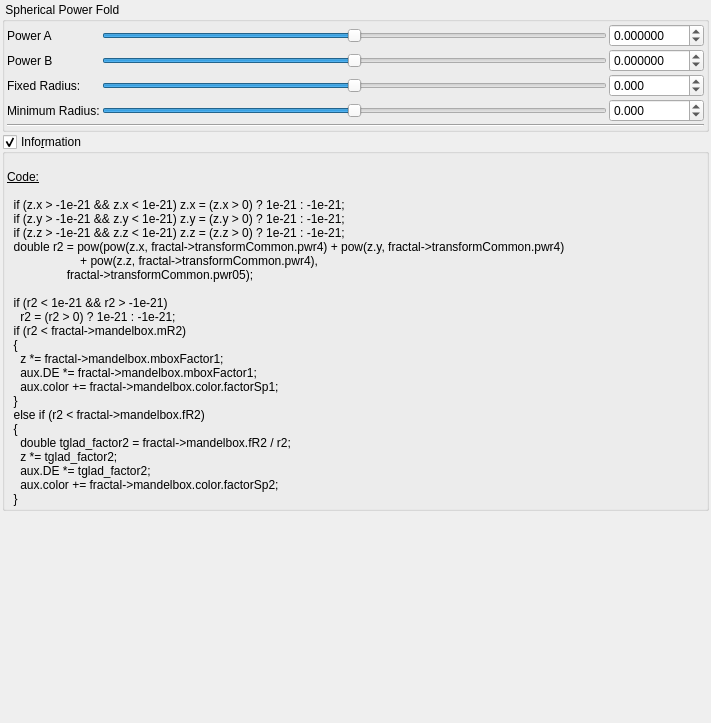
Above: mandelbulber2/qt_data/fractal_transf_spherical_pwr_fold.ui from buddhi1980/mandelbulber2 before the change. Below: the same form after it.
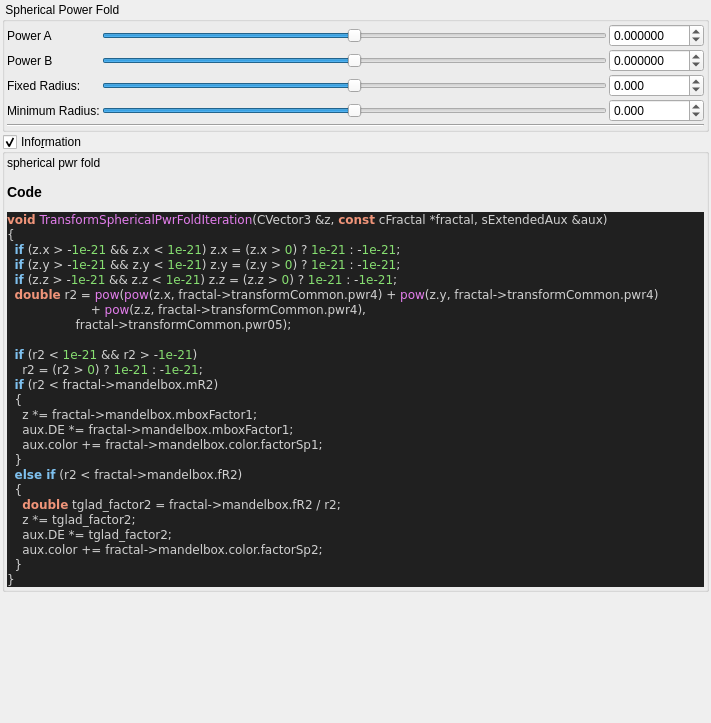
That is the form after the change. Custom widgets are drawn as their Qt base class.

Commit message:
added all transforms information boxes
now all formulas can be parsed.

@buddhi do you got a reference for Xenodreambuie formula?

What changed in the file:
```diff
--- a/mandelbulber2/qt_data/fractal_transf_spherical_pwr_fold.ui
+++ b/mandelbulber2/qt_data/fractal_transf_spherical_pwr_fold.ui
@@ -334,35 +334,46 @@
       <item>
        <widget class="QLabel" name="label_4">
         <property name="text">
-         <string>&lt;!DOCTYPE HTML PUBLIC &quot;-//W3C//DTD HTML 4.0//EN&quot; &quot;http://www.w3.org/TR/REC-html40/strict.dtd&quot;&gt;
-&lt;html&gt;&lt;head&gt;&lt;meta name=&quot;qrichtext&quot; content=&quot;1&quot; /&gt;&lt;style type=&quot;text/css&quot;&gt;
-p, li { white-space: pre-wrap; }
-&lt;/style&gt;&lt;/head&gt;&lt;body&gt;
-&lt;p style=&quot;-qt-paragraph-type:empty; margin-top:0px; margin-bottom:0px; margin-left:0px; margin-right:0px; -qt-block-indent:0; text-indent:0px;&quot;&gt;&lt;br /&gt;&lt;/p&gt;
-&lt;p style=&quot; margin-top:0px; margin-bottom:0px; margin-left:0px; margin-right:0px; -qt-block-indent:0; text-indent:0px;&quot;&gt;&lt;span style=&quot; text-decoration: underline;&quot;&gt;Code:&lt;/span&gt;&lt;/p&gt;
-&lt;p style=&quot;-qt-paragraph-type:empty; margin-top:0px; margin-bottom:0px; margin-left:0px; margin-right:0px; -qt-block-indent:0; text-indent:0px; text-decoration: underline;&quot;&gt;&lt;br /&gt;&lt;/p&gt;
-&lt;p style=&quot; margin-top:0px; margin-bottom:0px; margin-left:0px; margin-right:0px; -qt-block-indent:0; text-indent:0px;&quot;&gt;  if (z.x &amp;gt; -1e-21 &amp;amp;&amp;amp; z.x &amp;lt; 1e-21) z.x = (z.x &amp;gt; 0) ? 1e-21 : -1e-21;&lt;/p&gt;
-&lt;p style=&quot; margin-top:0px; margin-bottom:0px; margin-left:0px; margin-right:0px; -qt-block-indent:0; text-indent:0px;&quot;&gt;  if (z.y &amp;gt; -1e-21 &amp;amp;&amp;amp; z.y &amp;lt; 1e-21) z.y = (z.y &amp;gt; 0) ? 1e-21 : -1e-21;&lt;/p&gt;
-&lt;p style=&quot; margin-top:0px; margin-bottom:0px; margin-left:0px; margin-right:0px; -qt-block-indent:0; text-indent:0px;&quot;&gt;  if (z.z &amp;gt; -1e-21 &amp;amp;&amp;amp; z.z &amp;lt; 1e-21) z.z = (z.z &amp;gt; 0) ? 1e-21 : -1e-21;&lt;/p&gt;
-&lt;p style=&quot; margin-top:0px; margin-bottom:0px; margin-left:0px; margin-right:0px; -qt-block-indent:0; text-indent:0px;&quot;&gt;  double r2 = pow(pow(z.x, fractal-&amp;gt;transformCommon.pwr4) + pow(z.y, fractal-&amp;gt;transformCommon.pwr4)&lt;/p&gt;
-&lt;p style=&quot; margin-top:0px; margin-bottom:0px; margin-left:0px; margin-right:0px; -qt-block-indent:0; text-indent:0px;&quot;&gt;                      + pow(z.z, fractal-&amp;gt;transformCommon.pwr4),&lt;/p&gt;
-&lt;p style=&quot; margin-top:0px; margin-bottom:0px; margin-left:0px; margin-right:0px; -qt-block-indent:0; text-indent:0px;&quot;&gt;                  fractal-&amp;gt;transformCommon.pwr05);&lt;/p&gt;
-&lt;p style=&quot;-qt-paragraph-type:empty; margin-top:0px; margin-bottom:0px; margin-left:0px; margin-right:0px; -qt-block-indent:0; text-indent:0px;&quot;&gt;&lt;br /&gt;&lt;/p&gt;
-&lt;p style=&quot; margin-top:0px; margin-bottom:0px; margin-left:0px; margin-right:0px; -qt-block-indent:0; text-indent:0px;&quot;&gt;  if (r2 &amp;lt; 1e-21 &amp;amp;&amp;amp; r2 &amp;gt; -1e-21)&lt;/p&gt;
-&lt;p style=&quot; margin-top:0px; margin-bottom:0px; margin-left:0px; margin-right:0px; -qt-block-indent:0; text-indent:0px;&quot;&gt;    r2 = (r2 &amp;gt; 0) ? 1e-21 : -1e-21;&lt;/p&gt;
-&lt;p style=&quot; margin-top:0px; margin-bottom:0px; margin-left:0px; margin-right:0px; -qt-block-indent:0; text-indent:0px;&quot;&gt;  if (r2 &amp;lt; fractal-&amp;gt;mandelbox.mR2)&lt;/p&gt;
-&lt;p style=&quot; margin-top:0px; margin-bottom:0px; margin-left:0px; margin-right:0px; -qt-block-indent:0; text-indent:0px;&quot;&gt;  {&lt;/p&gt;
-&lt;p style=&quot; margin-top:0px; margin-bottom:0px; margin-left:0px; margin-right:0px; -qt-block-indent:0; text-indent:0px;&quot;&gt;    z *= fractal-&amp;gt;mandelbox.mboxFactor1;&lt;/p&gt;
-&lt;p style=&quot; margin-top:0px; margin-bottom:0px; margin-left:0px; margin-right:0px; -qt-block-indent:0; text-indent:0px;&quot;&gt;    aux.DE *= fractal-&amp;gt;mandelbox.mboxFactor1;&lt;/p&gt;
-&lt;p style=&quot; margin-top:0px; margin-bottom:0px; margin-left:0px; margin-right:0px; -qt-block-indent:0; text-indent:0px;&quot;&gt;    aux.color += fractal-&amp;gt;mandelbox.color.factorSp1;&lt;/p&gt;
-&lt;p style=&quot; margin-top:0px; margin-bottom:0px; margin-left:0px; margin-right:0px; -qt-block-indent:0; text-indent:0px;&quot;&gt;  }&lt;/p&gt;
-&lt;p style=&quot; margin-top:0px; margin-bottom:0px; margin-left:0px; margin-right:0px; -qt-block-indent:0; text-indent:0px;&quot;&gt;  else if (r2 &amp;lt; fractal-&amp;gt;mandelbox.fR2)&lt;/p&gt;
-&lt;p style=&quot; margin-top:0px; margin-bottom:0px; margin-left:0px; margin-right:0px; -qt-block-indent:0; text-indent:0px;&quot;&gt;  {&lt;/p&gt;
-&lt;p style=&quot; margin-top:0px; margin-bottom:0px; margin-left:0px; margin-right:0px; -qt-block-indent:0; text-indent:0px;&quot;&gt;    double tglad_factor2 = fractal-&amp;gt;mandelbox.fR2 / r2;&lt;/p&gt;
-&lt;p style=&quot; margin-top:0px; margin-bottom:0px; margin-left:0px; margin-right:0px; -qt-block-indent:0; text-indent:0px;&quot;&gt;    z *= tglad_factor2;&lt;/p&gt;
-&lt;p style=&quot; margin-top:0px; margin-bottom:0px; margin-left:0px; margin-right:0px; -qt-block-indent:0; text-indent:0px;&quot;&gt;    aux.DE *= tglad_factor2;&lt;/p&gt;
-&lt;p style=&quot; margin-top:0px; margin-bottom:0px; margin-left:0px; margin-right:0px; -qt-block-indent:0; text-indent:0px;&quot;&gt;    aux.color += fractal-&amp;gt;mandelbox.color.factorSp2;&lt;/p&gt;
-&lt;p style=&quot; margin-top:0px; margin-bottom:0px; margin-left:0px; margin-right:0px; -qt-block-indent:0; text-indent:0px;&quot;&gt;  }&lt;/p&gt;&lt;/body&gt;&lt;/html&gt;</string>
+         <string>&lt;p&gt;spherical pwr fold&lt;/p&gt;&lt;table&gt;
+&lt;/table&gt;
+&lt;h3&gt;Code&lt;/h3&gt;
+&lt;!DOCTYPE HTML PUBLIC &quot;-//W3C//DTD HTML 4.0 Transitional//EN&quot;&gt;
+&lt;html&gt;
+&lt;head&gt;
+&lt;meta http-equiv=&quot;content-type&quot; content=&quot;text/html; charset=ISO-8859-1&quot;&gt;
+&lt;title&gt;Source file&lt;/title&gt;
+&lt;/head&gt;
+&lt;body style=&quot;background-color:#202020&quot;&gt;
+&lt;pre style=&quot;color:#d0d0d0; background-color:#202020;  font-family:'Courier New';&quot;&gt;&lt;span style=&quot;color:#f09479; font-weight:bold&quot;&gt;void&lt;/span&gt; &lt;span style=&quot;color:#e47eed&quot;&gt;TransformSphericalPwrFoldIteration&lt;/span&gt;&lt;span style=&quot;color:#d0d0d0&quot;&gt;(&lt;/span&gt;CVector3 &lt;span style=&quot;color:#d0d0d0&quot;&gt;&amp;amp;&lt;/span&gt;z&lt;span style=&quot;color:#d0d0d0&quot;&gt;,&lt;/span&gt; &lt;span style=&quot;color:#f09479; font-weight:bold&quot;&gt;const&lt;/span&gt; cFractal &lt;span style=&quot;color:#d0d0d0&quot;&gt;*&lt;/span&gt;fractal&lt;span style=&quot;color:#d0d0d0&quot;&gt;,&lt;/span&gt; sExtendedAux &lt;span style=&quot;color:#d0d0d0&quot;&gt;&amp;amp;&lt;/span&gt;aux&lt;span style=&quot;color:#d0d0d0&quot;&gt;)&lt;/span&gt;
+&lt;span style=&quot;color:#d0d0d0&quot;&gt;{&lt;/span&gt;
+  &lt;span style=&quot;color:#7ec0ee; font-weight:bold&quot;&gt;if&lt;/span&gt; &lt;span style=&quot;color:#d0d0d0&quot;&gt;(&lt;/span&gt;z&lt;span style=&quot;color:#d0d0d0&quot;&gt;.&lt;/span&gt;x &lt;span style=&quot;color:#d0d0d0&quot;&gt;&amp;gt; -&lt;/span&gt;&lt;span style=&quot;color:#87df71&quot;&gt;1e-21&lt;/span&gt; &lt;span style=&quot;color:#d0d0d0&quot;&gt;&amp;amp;&amp;amp;&lt;/span&gt; z&lt;span style=&quot;color:#d0d0d0&quot;&gt;.&lt;/span&gt;x &lt;span style=&quot;color:#d0d0d0&quot;&gt;&amp;lt;&lt;/span&gt; &lt;span style=&quot;color:#87df71&quot;&gt;1e-21&lt;/span&gt;&lt;span style=&quot;color:#d0d0d0&quot;&gt;)&lt;/span&gt; z&lt;span style=&quot;color:#d0d0d0&quot;&gt;.&lt;/span&gt;x &lt;span style=&quot;color:#d0d0d0&quot;&gt;= (&lt;/span&gt;z&lt;span style=&quot;color:#d0d0d0&quot;&gt;.&lt;/span&gt;x &lt;span style=&quot;color:#d0d0d0&quot;&gt;&amp;gt;&lt;/span&gt; &lt;span style=&quot;color:#87df71&quot;&gt;0&lt;/span&gt;&lt;span style=&quot;color:#d0d0d0&quot;&gt;)&lt;/span&gt; ? &lt;span style=&quot;color:#87df71&quot;&gt;1e-21&lt;/span&gt; &lt;span style=&quot;color:#d0d0d0&quot;&gt;: -&lt;/span&gt;&lt;span style=&quot;color:#87df71&quot;&gt;1e-21&lt;/span&gt;&lt;span style=&quot;color:#d0d0d0&quot;&gt;;&lt;/span&gt;
+  &lt;span style=&quot;color:#7ec0ee; font-weight:bold&quot;&gt;if&lt;/span&gt; &lt;span style=&quot;color:#d0d0d0&quot;&gt;(&lt;/span&gt;z&lt;span style=&quot;color:#d0d0d0&quot;&gt;.&lt;/span&gt;y &lt;span style=&quot;color:#d0d0d0&quot;&gt;&amp;gt; -&lt;/span&gt;&lt;span style=&quot;color:#87df71&quot;&gt;1e-21&lt;/span&gt; &lt;span style=&quot;color:#d0d0d0&quot;&gt;&amp;amp;&amp;amp;&lt;/span&gt; z&lt;span style=&quot;color:#d0d0d0&quot;&gt;.&lt;/span&gt;y &lt;span style=&quot;color:#d0d0d0&quot;&gt;&amp;lt;&lt;/span&gt; &lt;span style=&quot;color:#87df71&quot;&gt;1e-21&lt;/span&gt;&lt;span style=&quot;color:#d0d0d0&quot;&gt;)&lt;/span&gt; z&lt;span style=&quot;color:#d0d0d0&quot;&gt;.&lt;/span&gt;y &lt;span style=&quot;color:#d0d0d0&quot;&gt;= (&lt;/span&gt;z&lt;span style=&quot;color:#d0d0d0&quot;&gt;.&lt;/span&gt;y &lt;span style=&quot;color:#d0d0d0&quot;&gt;&amp;gt;&lt;/span&gt; &lt;span style=&quot;color:#87df71&quot;&gt;0&lt;/span&gt;&lt;span style=&quot;color:#d0d0d0&quot;&gt;)&lt;/span&gt; ? &lt;span style=&quot;color:#87df71&quot;&gt;1e-21&lt;/span&gt; &lt;span style=&quot;color:#d0d0d0&quot;&gt;: -&lt;/span&gt;&lt;span style=&quot;color:#87df71&quot;&gt;1e-21&lt;/span&gt;&lt;span style=&quot;color:#d0d0d0&quot;&gt;;&lt;/span&gt;
+  &lt;span style=&quot;color:#7ec0ee; font-weight:bold&quot;&gt;if&lt;/span&gt; &lt;span style=&quot;color:#d0d0d0&quot;&gt;(&lt;/span&gt;z&lt;span style=&quot;color:#d0d0d0&quot;&gt;.&lt;/span&gt;z &lt;span style=&quot;color:#d0d0d0&quot;&gt;&amp;gt; -&lt;/span&gt;&lt;span style=&quot;color:#87df71&quot;&gt;1e-21&lt;/span&gt; &lt;span style=&quot;color:#d0d0d0&quot;&gt;&amp;amp;&amp;amp;&lt;/span&gt; z&lt;span style=&quot;color:#d0d0d0&quot;&gt;.&lt;/span&gt;z &lt;span style=&quot;color:#d0d0d0&quot;&gt;&amp;lt;&lt;/span&gt; &lt;span style=&quot;color:#87df71&quot;&gt;1e-21&lt;/span&gt;&lt;span style=&quot;color:#d0d0d0&quot;&gt;)&lt;/span&gt; z&lt;span style=&quot;color:#d0d0d0&quot;&gt;.&lt;/span&gt;z &lt;span style=&quot;color:#d0d0d0&quot;&gt;= (&lt;/span&gt;z&lt;span style=&quot;color:#d0d0d0&quot;&gt;.&lt;/span&gt;z &lt;span style=&quot;color:#d0d0d0&quot;&gt;&amp;gt;&lt;/span&gt; &lt;span style=&quot;color:#87df71&quot;&gt;0&lt;/span&gt;&lt;span style=&quot;color:#d0d0d0&quot;&gt;)&lt;/span&gt; ? &lt;span style=&quot;color:#87df71&quot;&gt;1e-21&lt;/span&gt; &lt;span style=&quot;color:#d0d0d0&quot;&gt;: -&lt;/span&gt;&lt;span style=&quot;color:#87df71&quot;&gt;1e-21&lt;/span&gt;&lt;span style=&quot;color:#d0d0d0&quot;&gt;;&lt;/span&gt;
+  &lt;span style=&quot;color:#f09479; font-weight:bold&quot;&gt;double&lt;/span&gt; r2 &lt;span style=&quot;color:#d0d0d0&quot;&gt;=&lt;/span&gt; &lt;span style=&quot;color:#e47eed&quot;&gt;pow&lt;/span&gt;&lt;span style=&quot;color:#d0d0d0&quot;&gt;(&lt;/span&gt;&lt;span style=&quot;color:#e47eed&quot;&gt;pow&lt;/span&gt;&lt;span style=&quot;color:#d0d0d0&quot;&gt;(&lt;/span&gt;z&lt;span style=&quot;color:#d0d0d0&quot;&gt;.&lt;/span&gt;x&lt;span style=&quot;color:#d0d0d0&quot;&gt;,&lt;/span&gt; fractal&lt;span style=&quot;color:#d0d0d0&quot;&gt;-&amp;gt;&lt;/span&gt;transformCommon&lt;span style=&quot;color:#d0d0d0&quot;&gt;.&lt;/span&gt;pwr4&lt;span style=&quot;color:#d0d0d0&quot;&gt;) +&lt;/span&gt; &lt;span style=&quot;color:#e47eed&quot;&gt;pow&lt;/span&gt;&lt;span style=&quot;color:#d0d0d0&quot;&gt;(&lt;/span&gt;z&lt;span style=&quot;color:#d0d0d0&quot;&gt;.&lt;/span&gt;y&lt;span style=&quot;color:#d0d0d0&quot;&gt;,&lt;/span&gt; fractal&lt;span style=&quot;color:#d0d0d0&quot;&gt;-&amp;gt;&lt;/span&gt;transformCommon&lt;span style=&quot;color:#d0d0d0&quot;&gt;.&lt;/span&gt;pwr4&lt;span style=&quot;color:#d0d0d0&quot;&gt;)&lt;/span&gt;
+                      &lt;span style=&quot;color:#d0d0d0&quot;&gt;+&lt;/span&gt; &lt;span style=&quot;color:#e47eed&quot;&gt;pow&lt;/span&gt;&lt;span style=&quot;color:#d0d0d0&quot;&gt;(&lt;/span&gt;z&lt;span style=&quot;color:#d0d0d0&quot;&gt;.&lt;/span&gt;z&lt;span style=&quot;color:#d0d0d0&quot;&gt;,&lt;/span&gt; fractal&lt;span style=&quot;color:#d0d0d0&quot;&gt;-&amp;gt;&lt;/span&gt;transformCommon&lt;span style=&quot;color:#d0d0d0&quot;&gt;.&lt;/span&gt;pwr4&lt;span style=&quot;color:#d0d0d0&quot;&gt;),&lt;/span&gt;
+                  fractal&lt;span style=&quot;color:#d0d0d0&quot;&gt;-&amp;gt;&lt;/span&gt;transformCommon&lt;span style=&quot;color:#d0d0d0&quot;&gt;.&lt;/span&gt;pwr05&lt;span style=&quot;color:#d0d0d0&quot;&gt;);&lt;/span&gt;
+
+  &lt;span style=&quot;color:#7ec0ee; font-weight:bold&quot;&gt;if&lt;/span&gt; &lt;span style=&quot;color:#d0d0d0&quot;&gt;(&lt;/span&gt;r2 &lt;span style=&quot;color:#d0d0d0&quot;&gt;&amp;lt;&lt;/span&gt; &lt;span style=&quot;color:#87df71&quot;&gt;1e-21&lt;/span&gt; &lt;span style=&quot;color:#d0d0d0&quot;&gt;&amp;amp;&amp;amp;&lt;/span&gt; r2 &lt;span style=&quot;color:#d0d0d0&quot;&gt;&amp;gt; -&lt;/span&gt;&lt;span style=&quot;color:#87df71&quot;&gt;1e-21&lt;/span&gt;&lt;span style=&quot;color:#d0d0d0&quot;&gt;)&lt;/span&gt;
+    r2 &lt;span style=&quot;color:#d0d0d0&quot;&gt;= (&lt;/span&gt;r2 &lt;span style=&quot;color:#d0d0d0&quot;&gt;&amp;gt;&lt;/span&gt; &lt;span style=&quot;color:#87df71&quot;&gt;0&lt;/span&gt;&lt;span style=&quot;color:#d0d0d0&quot;&gt;)&lt;/span&gt; ? &lt;span style=&quot;color:#87df71&quot;&gt;1e-21&lt;/span&gt; &lt;span style=&quot;color:#d0d0d0&quot;&gt;: -&lt;/span&gt;&lt;span style=&quot;color:#87df71&quot;&gt;1e-21&lt;/span&gt;&lt;span style=&quot;color:#d0d0d0&quot;&gt;;&lt;/span&gt;
+  &lt;span style=&quot;color:#7ec0ee; font-weight:bold&quot;&gt;if&lt;/span&gt; &lt;span style=&quot;color:#d0d0d0&quot;&gt;(&lt;/span&gt;r2 &lt;span style=&quot;color:#d0d0d0&quot;&gt;&amp;lt;&lt;/span&gt; fractal&lt;span style=&quot;color:#d0d0d0&quot;&gt;-&amp;gt;&lt;/span&gt;mandelbox&lt;span style=&quot;color:#d0d0d0&quot;&gt;.&lt;/span&gt;mR2&lt;span style=&quot;color:#d0d0d0&quot;&gt;)&lt;/span&gt;
+  &lt;span style=&quot;color:#d0d0d0&quot;&gt;{&lt;/span&gt;
+    z &lt;span style=&quot;color:#d0d0d0&quot;&gt;*=&lt;/span&gt; fractal&lt;span style=&quot;color:#d0d0d0&quot;&gt;-&amp;gt;&lt;/span&gt;mandelbox&lt;span style=&quot;color:#d0d0d0&quot;&gt;.&lt;/span&gt;mboxFactor1&lt;span style=&quot;color:#d0d0d0&quot;&gt;;&lt;/span&gt;
+    aux&lt;span style=&quot;color:#d0d0d0&quot;&gt;.&lt;/span&gt;DE &lt;span style=&quot;color:#d0d0d0&quot;&gt;*=&lt;/span&gt; fractal&lt;span style=&quot;color:#d0d0d0&quot;&gt;-&amp;gt;&lt;/span&gt;mandelbox&lt;span style=&quot;color:#d0d0d0&quot;&gt;.&lt;/span&gt;mboxFactor1&lt;span style=&quot;color:#d0d0d0&quot;&gt;;&lt;/span&gt;
+    aux&lt;span style=&quot;color:#d0d0d0&quot;&gt;.&lt;/span&gt;color &lt;span style=&quot;color:#d0d0d0&quot;&gt;+=&lt;/span&gt; fractal&lt;span style=&quot;color:#d0d0d0&quot;&gt;-&amp;gt;&lt;/span&gt;mandelbox&lt;span style=&quot;color:#d0d0d0&quot;&gt;.&lt;/span&gt;color&lt;span style=&quot;color:#d0d0d0&quot;&gt;.&lt;/span&gt;factorSp1&lt;span style=&quot;color:#d0d0d0&quot;&gt;;&lt;/span&gt;
+  &lt;span style=&quot;color:#d0d0d0&quot;&gt;}&lt;/span&gt;
+  &lt;span style=&quot;color:#7ec0ee; font-weight:bold&quot;&gt;else if&lt;/span&gt; &lt;span style=&quot;color:#d0d0d0&quot;&gt;(&lt;/span&gt;r2 &lt;span style=&quot;color:#d0d0d0&quot;&gt;&amp;lt;&lt;/span&gt; fractal&lt;span style=&quot;color:#d0d0d0&quot;&gt;-&amp;gt;&lt;/span&gt;mandelbox&lt;span style=&quot;color:#d0d0d0&quot;&gt;.&lt;/span&gt;fR2&lt;span style=&quot;color:#d0d0d0&quot;&gt;)&lt;/span&gt;
+  &lt;span style=&quot;color:#d0d0d0&quot;&gt;{&lt;/span&gt;
+    &lt;span style=&quot;color:#f09479; font-weight:bold&quot;&gt;double&lt;/span&gt; tglad_factor2 &lt;span style=&quot;color:#d0d0d0&quot;&gt;=&lt;/span&gt; fractal&lt;span style=&quot;color:#d0d0d0&quot;&gt;-&amp;gt;&lt;/span&gt;mandelbox&lt;span style=&quot;color:#d0d0d0&quot;&gt;.&lt;/span&gt;fR2 &lt;span style=&quot;color:#d0d0d0&quot;&gt;/&lt;/span&gt; r2&lt;span style=&quot;color:#d0d0d0&quot;&gt;;&lt;/span&gt;
+    z &lt;span style=&quot;color:#d0d0d0&quot;&gt;*=&lt;/span&gt; tglad_factor2&lt;span style=&quot;color:#d0d0d0&quot;&gt;;&lt;/span&gt;
+    aux&lt;span style=&quot;color:#d0d0d0&quot;&gt;.&lt;/span&gt;DE &lt;span style=&quot;color:#d0d0d0&quot;&gt;*=&lt;/span&gt; tglad_factor2&lt;span style=&quot;color:#d0d0d0&quot;&gt;;&lt;/span&gt;
+    aux&lt;span style=&quot;color:#d0d0d0&quot;&gt;.&lt;/span&gt;color &lt;span style=&quot;color:#d0d0d0&quot;&gt;+=&lt;/span&gt; fractal&lt;span style=&quot;color:#d0d0d0&quot;&gt;-&amp;gt;&lt;/span&gt;mandelbox&lt;span style=&quot;color:#d0d0d0&quot;&gt;.&lt;/span&gt;color&lt;span style=&quot;color:#d0d0d0&quot;&gt;.&lt;/span&gt;factorSp2&lt;span style=&quot;color:#d0d0d0&quot;&gt;;&lt;/span&gt;
+  &lt;span style=&quot;color:#d0d0d0&quot;&gt;}&lt;/span&gt;
+&lt;span style=&quot;color:#d0d0d0&quot;&gt;}&lt;/span&gt;
+&lt;/pre&gt;
+&lt;/body&gt;
+&lt;/html&gt;
+&lt;!--HTML generated by highlight 3.9, http://www.andre-simon.de/--&gt;
+</string>
         </property>
         <property name="wordWrap">
          <bool>true</bool>
```
Left out of the diff: 2 changed lines with no effect on the pictures. The commit also changes 75 other files.
